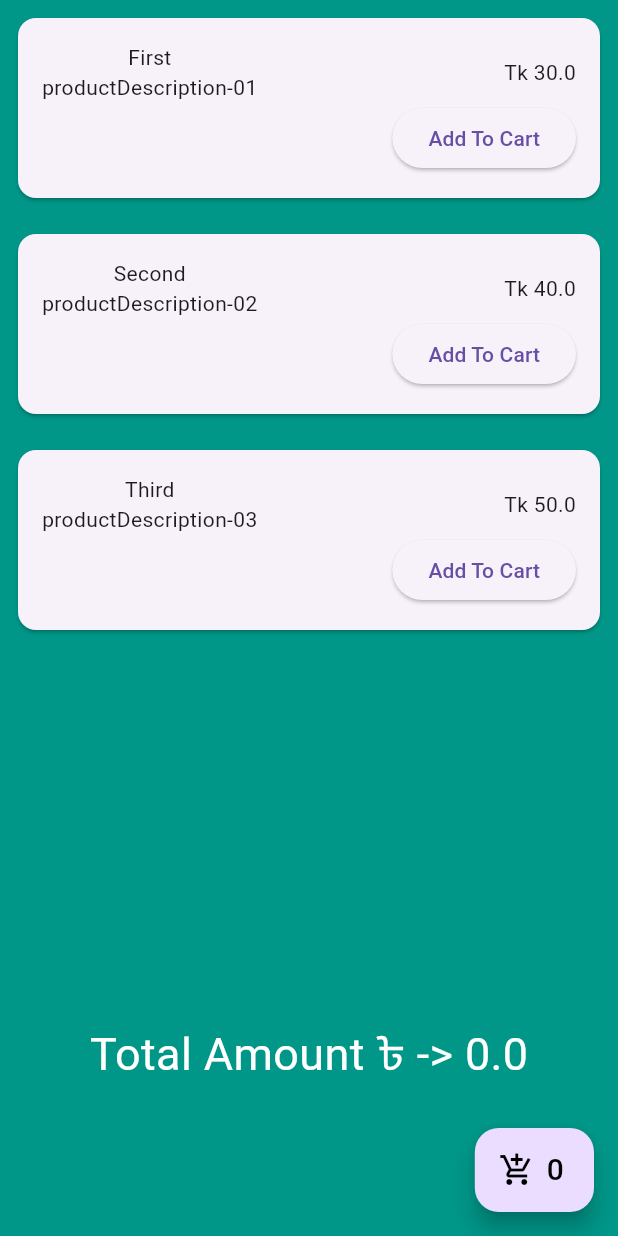
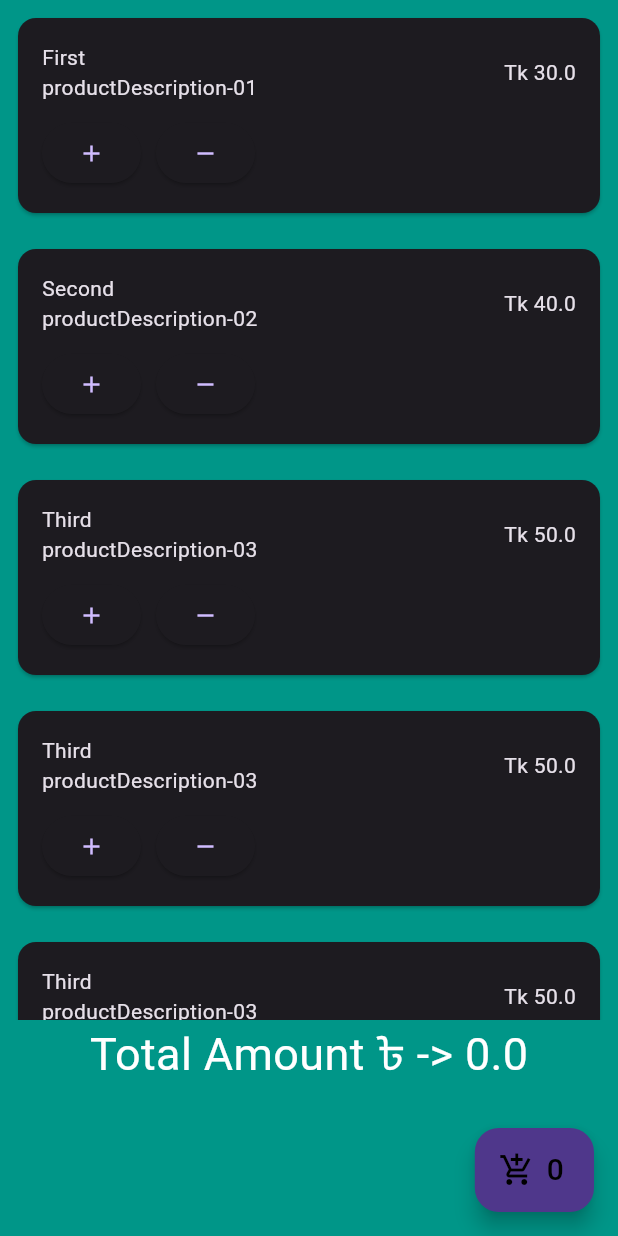
Before and after one commit to Nurujjaman329/ecommerce_demo-getx-, a Flutter app: the screen it shows after launch, on a phone screen of 412 x 824 dp. Run offline on Flutter 3.47's test engine with Material 3 defaults, Android fonts, the phone set to English and light mode, and no system bars; our stand-ins replace get.

Commit message:
add some value

```diff
--- a/ecommerce_demo_getx/lib/controllers/cart_controller.dart
+++ b/ecommerce_demo_getx/lib/controllers/cart_controller.dart
@@ -10,4 +10,8 @@ class CartController extends GetxController {
   addToCart(Product product) {
     cartItems.add(product);
   }
+
+  deleteProduct(Product product) {
+    cartItems.remove(product);
+  }
 }
--- a/ecommerce_demo_getx/lib/controllers/shopping_controller.dart
+++ b/ecommerce_demo_getx/lib/controllers/shopping_controller.dart
@@ -32,6 +32,24 @@ class ShoppingController extends GetxController {
           productName: "Third",
           productImage: "productImage",
           productDescription: "productDescription-03",
+          price: 50),
+      Product(
+          id: 1,
+          productName: "Third",
+          productImage: "productImage",
+          productDescription: "productDescription-03",
+          price: 50),
+      Product(
+          id: 1,
+          productName: "Third",
+          productImage: "productImage",
+          productDescription: "productDescription-03",
+          price: 50),
+      Product(
+          id: 1,
+          productName: "Third",
+          productImage: "productImage",
+          productDescription: "productDescription-03",
           price: 50)
     ];
     products.value = productResult;
--- a/ecommerce_demo_getx/lib/main.dart
+++ b/ecommerce_demo_getx/lib/main.dart
@@ -13,6 +13,7 @@ class MyApp extends StatelessWidget {
   Widget build(BuildContext context) {
     return MaterialApp(
       title: 'Flutter Demo',
+      theme: ThemeData(brightness: Brightness.dark),
       debugShowCheckedModeBanner: false,
       home: ShoppingPage(),
     );
--- a/ecommerce_demo_getx/lib/views/shopping_page.dart
+++ b/ecommerce_demo_getx/lib/views/shopping_page.dart
@@ -59,6 +59,8 @@ class ShoppingPage extends StatelessWidget {
                                 children: [
                                   Column(
                                     mainAxisAlignment: MainAxisAlignment.start,
+                                    crossAxisAlignment:
+                                        CrossAxisAlignment.start,
                                     children: [
                                       Text(
                                           "${controller.products[index].productName}"),
@@ -70,12 +72,29 @@ class ShoppingPage extends StatelessWidget {
                                       "Tk ${controller.products[index].price}"),
                                 ],
                               ),
-                              ElevatedButton(
-                                onPressed: () {
-                                  cartController
-                                      .addToCart(controller.products[index]);
-                                },
-                                child: Text("Add To Cart"),
+                              SizedBox(
+                                height: 10.0,
+                              ),
+                              Row(
+                                children: [
+                                  ElevatedButton(
+                                    onPressed: () {
+                                      cartController.addToCart(
+                                          controller.products[index]);
+                                    },
+                                    child: Icon(Icons.add),
+                                  ),
+                                  SizedBox(
+                                    width: 10.0,
+                                  ),
+                                  ElevatedButton(
+                                    onPressed: () {
+                                      cartController.deleteProduct(
+                                          controller.products[index]);
+                                    },
+                                    child: Icon(Icons.remove),
+                                  ),
+                                ],
                               ),
                             ],
                           ),
```
